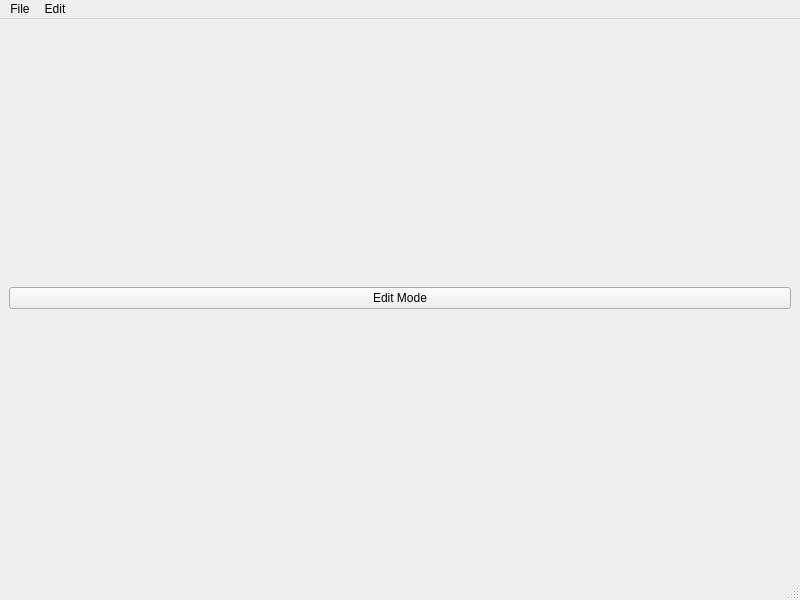
Old version of the form src/mainwindow.ui in the repository SkuiSystems/skui.
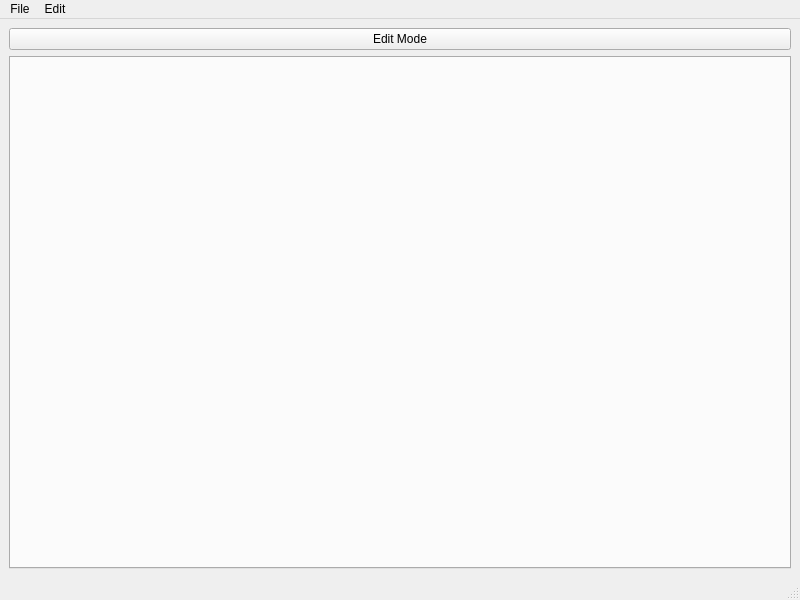
New version of the form.

Commit message: Introduces tab widget for panel and future node editor

The edit to the form file:
```diff
--- a/src/mainwindow.ui
+++ b/src/mainwindow.ui
@@ -29,6 +29,13 @@
       </item>
      </layout>
     </item>
+    <item row="2" column="0">
+     <widget class="QTabWidget" name="tabWidget">
+      <property name="currentIndex">
+       <number>-1</number>
+      </property>
+     </widget>
+    </item>
    </layout>
   </widget>
   <widget class="QMenuBar" name="menubar">
```
Left out of the diff: 2 changed lines with no effect on the pictures. The commit also changes 1 other file.
